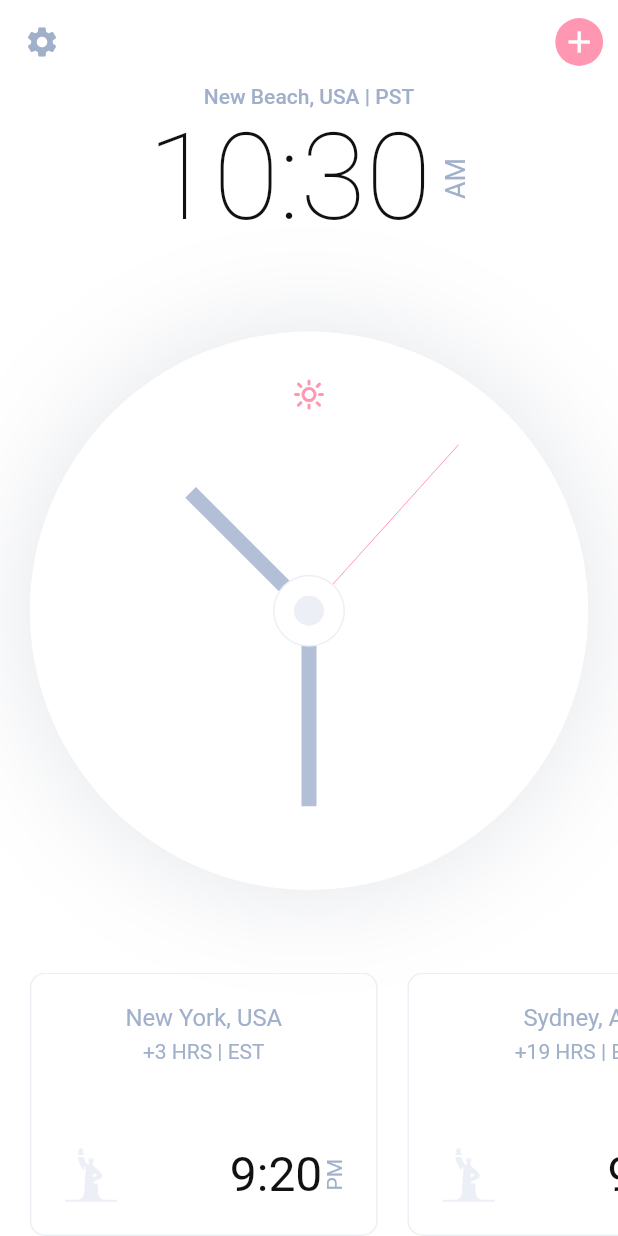
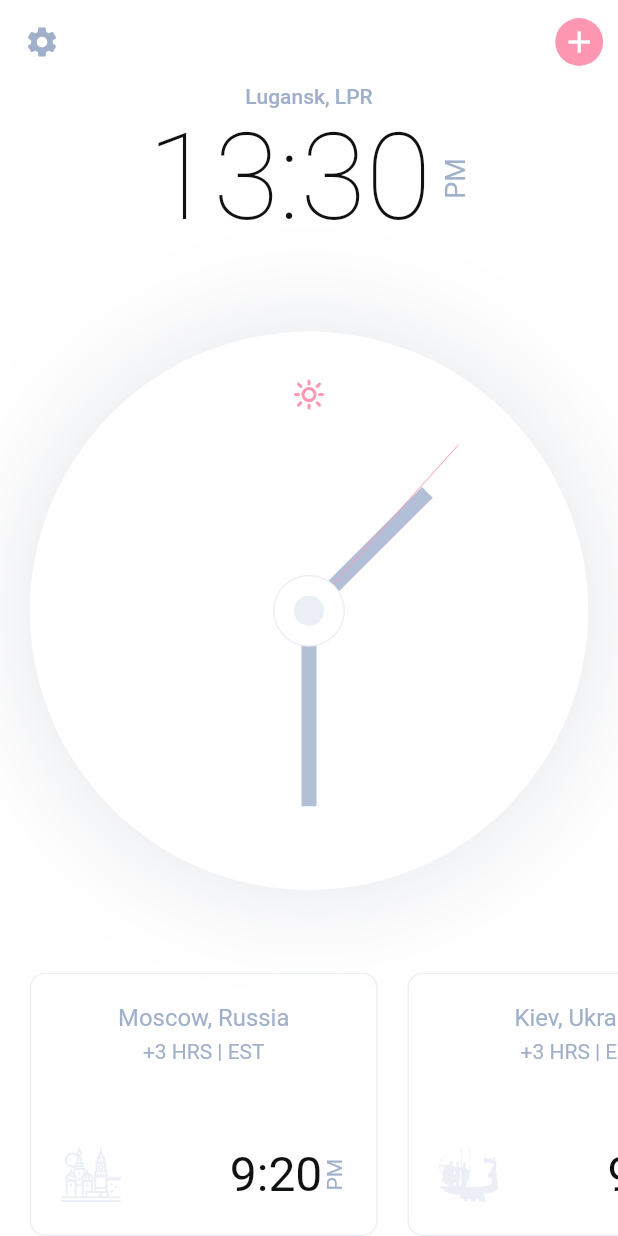
Before and after one commit to web-say/flutter_clock_theme, a Flutter app: the screen it shows after launch, on a phone screen of 412 x 824 dp. Run offline on Flutter 3.47's test engine with Material 2 defaults, Android fonts, the phone set to English and light mode, and no system bars; our stand-ins replace flutter_svg, google_fonts.

Commit message:
update time

```diff
--- a/lib/main.dart
+++ b/lib/main.dart
@@ -23,7 +23,7 @@ class MyApp extends StatelessWidget {
           theme: themeData(context),
           darkTheme: darkThemeData(context),
           themeMode: theme.isLightTheme ? ThemeMode.light : ThemeMode.dark,
-          home: HomeScreen(),
+          home: const HomeScreen(),
         ),
       ),
     );
--- a/lib/screens/components/body.dart
+++ b/lib/screens/components/body.dart
@@ -16,28 +16,28 @@ class Body extends StatelessWidget {
         child: Column(
           children: [
             Text(
-              "New Beach, USA | PST",
+              "Lugansk, LPR",
               style: Theme.of(context).textTheme.bodyText1,
             ),
-            TimeInHourAndMinute(),
-            Spacer(),
-            Clock(),
-            Spacer(),
+            const TimeInHourAndMinute(),
+            const Spacer(),
+            const Clock(),
+            const Spacer(),
             SingleChildScrollView(
               scrollDirection: Axis.horizontal,
               child: Row(
-                children: [
+                children: const [
                   CountryCard(
-                    country: "New York, USA",
+                    country: "Moscow, Russia",
                     timeZone: "+3 HRS | EST",
-                    iconSrc: "assets/icons/liberty.svg",
+                    iconSrc: "assets/icons/moscow.svg",
                     time: "9:20",
                     period: "PM",
                   ),
                   CountryCard(
-                    country: "Sydney, AU",
-                    timeZone: "+19 HRS | EST",
-                    iconSrc: "assets/icons/liberty.svg",
+                    country: "Kiev, Ukraine",
+                    timeZone: "+3 HRS | EST",
+                    iconSrc: "assets/icons/kiev.svg",
                     time: "9:20",
                     period: "PM",
                   ),
--- a/lib/screens/components/clock.dart
+++ b/lib/screens/components/clock.dart
@@ -10,21 +10,21 @@ import 'package:flutter_clock_theme/size_config.dart';
 import "package:provider/provider.dart";
 
 class Clock extends StatefulWidget {
-  Clock({Key? key}) : super(key: key);
+  const Clock({Key? key}) : super(key: key);
 
   @override
   _ClockState createState() => _ClockState();
 }
 
 class _ClockState extends State<Clock> {
-  DateTime _dateTime = DateTime.now();
+  DateTime _dateTime = DateTime.now().toUtc().add(const Duration(hours: 3));
 
   @override
   void initState() {
     super.initState();
     Timer.periodic(const Duration(seconds: 1), (timer) {
       setState(() {
-        _dateTime = DateTime.now();
+        _dateTime = DateTime.now().toUtc().add(const Duration(hours: 3));
       });
     });
   }
--- a/lib/screens/components/country_card.dart
+++ b/lib/screens/components/country_card.dart
@@ -40,9 +40,9 @@ class CountryCard extends StatelessWidget {
                     fontSize: getProportionateScreenWidth(16),
                   ),
                 ),
-                SizedBox(height: 5),
+                const SizedBox(height: 5),
                 Text(timeZone),
-                Spacer(),
+                const Spacer(),
                 Row(
                   children: [
                     SvgPicture.asset(
@@ -50,7 +50,7 @@ class CountryCard extends StatelessWidget {
                       width: getProportionateScreenWidth(40),
                       color: Theme.of(context).primaryIconTheme.color,
                     ),
-                    Spacer(),
+                    const Spacer(),
                     Text(
                       time,
                       style: Theme.of(context).textTheme.headline4,
--- a/lib/screens/components/time_in_hour_and_minute.dart
+++ b/lib/screens/components/time_in_hour_and_minute.dart
@@ -3,20 +3,24 @@ import 'package:flutter/material.dart';
 import 'package:flutter_clock_theme/size_config.dart';
 
 class TimeInHourAndMinute extends StatefulWidget {
+  const TimeInHourAndMinute({Key? key}) : super(key: key);
+
   @override
   _TimeInHourAndMinuteState createState() => _TimeInHourAndMinuteState();
 }
 
 class _TimeInHourAndMinuteState extends State<TimeInHourAndMinute> {
-  TimeOfDay _timeOfDay = TimeOfDay.now();
+  TimeOfDay _timeOfDay =
+      TimeOfDay.fromDateTime(DateTime.now().add(const Duration(hours: 3)));
 
   @override
   void initState() {
     super.initState();
-    Timer.periodic(Duration(seconds: 1), (timer) {
+    Timer.periodic(const Duration(seconds: 1), (timer) {
       if (_timeOfDay.minute != TimeOfDay.now().minute) {
         setState(() {
-          _timeOfDay = TimeOfDay.now();
+          _timeOfDay = TimeOfDay.fromDateTime(
+              DateTime.now().add(const Duration(hours: 3)));
         });
       }
     });
@@ -29,7 +33,7 @@ class _TimeInHourAndMinuteState extends State<TimeInHourAndMinute> {
       mainAxisAlignment: MainAxisAlignment.center,
       children: [
         Text(
-          "${_timeOfDay.hourOfPeriod}:${_timeOfDay.minute}",
+          "${_timeOfDay.hour}:${_timeOfDay.minute}",
           style: Theme.of(context).textTheme.headline1,
         ),
         const SizedBox(
--- a/lib/screens/home_screen.dart
+++ b/lib/screens/home_screen.dart
@@ -10,7 +10,7 @@ class HomeScreen extends StatelessWidget {
     SizeConfig().init(context);
     return Scaffold(
       appBar: buildAppBar(context),
-      body: Body(),
+      body: const Body(),
     );
   }
 
--- a/lib/theme.dart
+++ b/lib/theme.dart
@@ -27,7 +27,7 @@ ThemeData darkThemeData(BuildContext context) {
   return ThemeData.dark().copyWith(
     appBarTheme: appBarTheme,
     primaryColor: kPrimaryColor,
-    scaffoldBackgroundColor: Color(0xFF0D0C0E),
+    scaffoldBackgroundColor: const Color(0xFF0D0C0E),
     backgroundColor: kBackgroundDarkColor,
     iconTheme: const IconThemeData(color: kBodyTextColorDark),
     primaryIconTheme: const IconThemeData(color: kPrimaryIconDarkColor),
--- a/pubspec.yaml
+++ b/pubspec.yaml
@@ -65,6 +65,8 @@ flutter:
     - assets/icons/moon.svg
     - assets/icons/sun.svg
     - assets/icons/liberty.svg
+    - assets/icons/kiev.svg
+    - assets/icons/moscow.svg
 
   # An image asset can refer to one or more resolution-specific "variants", see
   # https://flutter.dev/assets-and-images/#resolution-aware.
```
Also changed, not shown: assets/icons/kiev.svg (added), assets/icons/moscow.svg (added), pubspec.lock, 1 other file.
